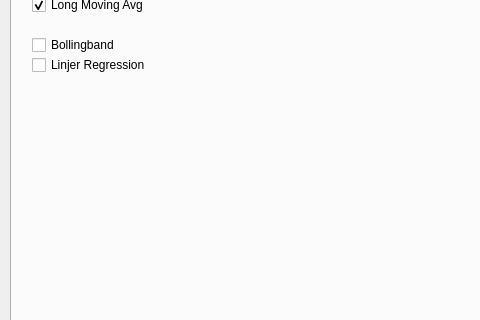
The window that leastsquarestadlg.ui (ralex1975/jackStock) describes before a commit, drawn with Qt 5; both pictures show x 0 to 480 and y 92 to 412 of the 1346 by 633 pixel window.
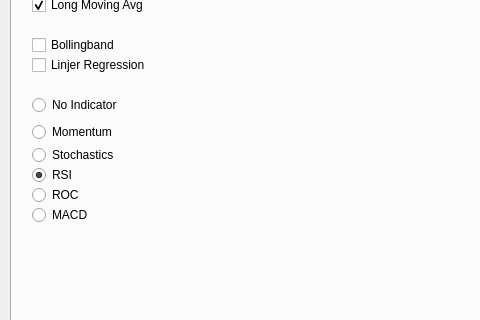
The same window after the commit. The open tabs and pages were chosen to show the change. Custom widgets are drawn as their Qt base class.

The edit to the form file:
```diff
--- a/leastsquarestadlg.ui
+++ b/leastsquarestadlg.ui
@@ -161,6 +161,87 @@
       <bool>true</bool>
      </property>
     </widget>
+    <widget class="QRadioButton" name="radioButton">
+     <property name="geometry">
+      <rect>
+       <x>20</x>
+       <y>150</y>
+       <width>117</width>
+       <height>22</height>
+      </rect>
+     </property>
+     <property name="text">
+      <string>No Indicator</string>
+     </property>
+    </widget>
+    <widget class="QRadioButton" name="radioButStochastics">
+     <property name="geometry">
+      <rect>
+       <x>20</x>
+       <y>200</y>
+       <width>121</width>
+       <height>22</height>
+      </rect>
+     </property>
+     <property name="text">
+      <string>Stochastics</string>
+     </property>
+    </widget>
+    <widget class="QRadioButton" name="radioButMacd">
+     <property name="geometry">
+      <rect>
+       <x>20</x>
+       <y>260</y>
+       <width>117</width>
+       <height>22</height>
+      </rect>
+     </property>
+     <property name="text">
+      <string>MACD</string>
+     </property>
+    </widget>
+    <widget class="QRadioButton" name="radioButRoc">
+     <property name="geometry">
+      <rect>
+       <x>20</x>
+       <y>240</y>
+       <width>117</width>
+       <height>22</height>
+      </rect>
+     </property>
+     <property name="text">
+      <string>ROC</string>
+     </property>
+    </widget>
+    <widget class="QRadioButton" name="radioButMomentum">
+     <property name="geometry">
+      <rect>
+       <x>20</x>
+       <y>180</y>
+       <width>131</width>
+       <height>16</height>
+      </rect>
+     </property>
+     <property name="text">
+      <string>Momentum</string>
+     </property>
+    </widget>
+    <widget class="QRadioButton" name="radioButRSI">
+     <property name="geometry">
+      <rect>
+       <x>20</x>
+       <y>220</y>
+       <width>151</width>
+       <height>22</height>
+      </rect>
+     </property>
+     <property name="text">
+      <string>RSI</string>
+     </property>
+     <property name="checked">
+      <bool>true</bool>
+     </property>
+    </widget>
    </widget>
   </widget>
   <widget class="QTabWidget" name="tabWidget_2">
```
Left out of the diff: 12 changed lines with no effect on the pictures.
